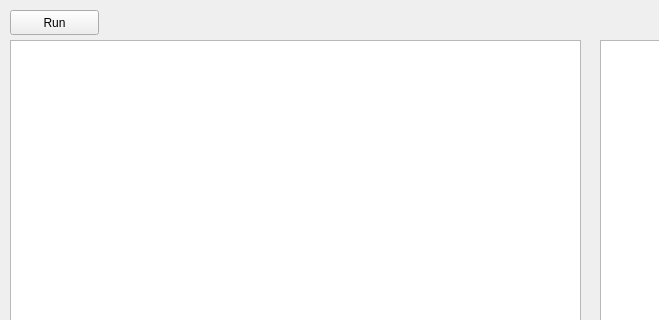
Qt form C!/AEDII-GUI/mainwindow.ui (joseff01/AED2-P1-C_IDE) before a commit; both pictures show x 0 to 659 and y 0 to 320 of the 1087 by 724 pixel window.
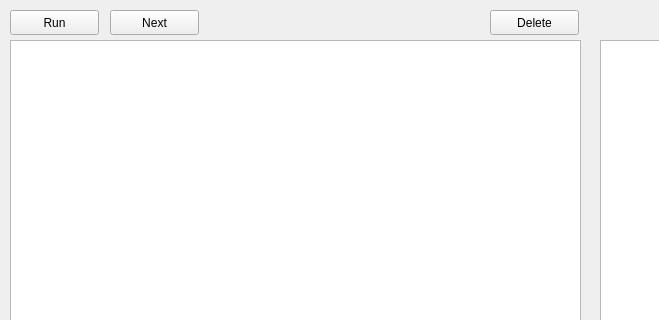
The same form after that commit.

The edit to the form file:
```diff
--- a/C!/AEDII-GUI/mainwindow.ui
+++ b/C!/AEDII-GUI/mainwindow.ui
@@ -14,19 +14,6 @@
    <string>MainWindow</string>
   </property>
   <widget class="QWidget" name="centralwidget">
-   <widget class="QPushButton" name="pushButton">
-    <property name="geometry">
-     <rect>
-      <x>10</x>
-      <y>10</y>
-      <width>89</width>
-      <height>25</height>
-     </rect>
-    </property>
-    <property name="text">
-     <string>Run</string>
-    </property>
-   </widget>
    <widget class="QTextEdit" name="textEdit">
     <property name="geometry">
      <rect>
@@ -93,6 +80,45 @@
      <string>Application Log</string>
     </property>
    </widget>
+   <widget class="QPushButton" name="pushButton">
+    <property name="geometry">
+     <rect>
+      <x>10</x>
+      <y>10</y>
+      <width>89</width>
+      <height>25</height>
+     </rect>
+    </property>
+    <property name="text">
+     <string>Run</string>
+    </property>
+   </widget>
+   <widget class="QPushButton" name="deleteButton">
+    <property name="geometry">
+     <rect>
+      <x>490</x>
+      <y>10</y>
+      <width>89</width>
+      <height>25</height>
+     </rect>
+    </property>
+    <property name="text">
+     <string>Delete</string>
+    </property>
+   </widget>
+   <widget class="QPushButton" name="nextButton">
+    <property name="geometry">
+     <rect>
+      <x>110</x>
+      <y>10</y>
+      <width>89</width>
+      <height>25</height>
+     </rect>
+    </property>
+    <property name="text">
+     <string>Next</string>
+    </property>
+   </widget>
   </widget>
   <widget class="QMenuBar" name="menubar">
    <property name="geometry">
```
